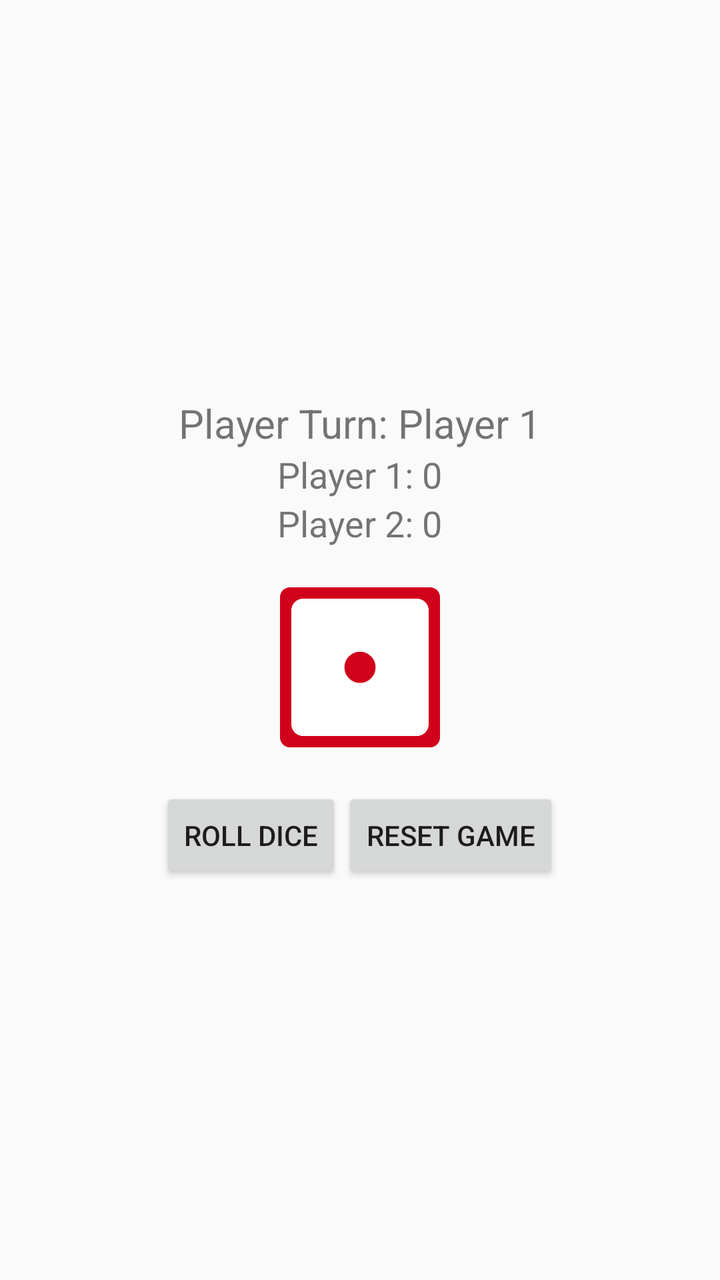
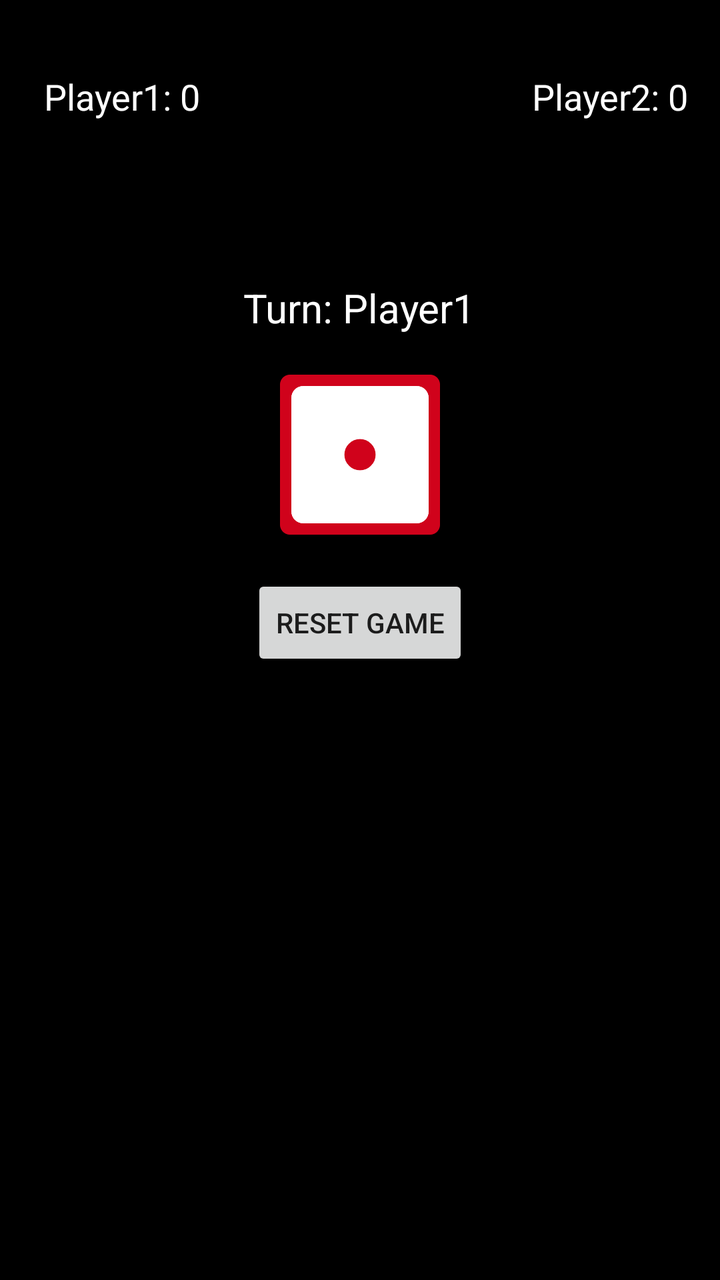

Compare the two renders of this Android layout. The source of the first and the diff that turns it into the second are given below.
<!-- AndroidManifest.xml: activity theme Theme.BoardGame -->
<!-- res/layout/activity_main.xml -->
<?xml version="1.0" encoding="utf-8"?>
<LinearLayout xmlns:android="http://schemas.android.com/apk/res/android"
    android:orientation="vertical"
    android:layout_width="match_parent"
    android:layout_height="match_parent"
    android:padding="16dp"
    android:gravity="center">
    <GridLayout
        android:id="@+id/grid"
        android:layout_width="match_parent"
        android:layout_height="wrap_content"
        android:layout_columnWeight="1"
        android:rowCount="5"
        android:columnCount="5"
        android:layout_gravity="center"/>
    <TextView
        android:id="@+id/player_turn"
        android:layout_width="wrap_content"
        android:layout_height="wrap_content"
        android:text="@string/player_turn"
        android:textSize="20sp"
        android:layout_gravity="center"/>
<TextView
    android:id="@+id/player1"
    android:layout_width="wrap_content"
    android:layout_height="wrap_content"
    android:text="@string/player_1"
    android:textSize="18sp"
    android:layout_gravity="center"
    />
    <TextView
        android:id="@+id/player2"
        android:layout_width="wrap_content"
        android:layout_height="wrap_content"
        android:text="@string/player_2"
        android:textSize="18sp"
        android:layout_gravity="center"
        />

    <ImageView
        android:id="@+id/dice_image"
        android:layout_width="80dp"
        android:layout_height="80dp"
        android:layout_marginTop="20dp"
        android:layout_marginBottom="20dp"
        android:src="@drawable/dice_one"
        android:contentDescription="@string/dice_description"
        android:layout_gravity="center"
        />

    <LinearLayout
        android:layout_width="wrap_content"
        android:layout_height="wrap_content"
        android:orientation="horizontal"
        android:layout_gravity="center"
        >
        <Button
            android:id="@+id/roll_dice"
            android:layout_width="wrap_content"
            android:layout_height="wrap_content"
            android:text="@string/roll_dice"/>
        <Button
            android:id="@+id/reset_game"
            android:layout_width="wrap_content"
            android:layout_height="wrap_content"
            android:text="@string/reset_game"/>

    </LinearLayout>

</LinearLayout>
<!-- resources referenced by this layout -->
<resources>
  <!-- drawable dice_one: png bitmap (drawable, 12349 bytes) -->
  <string name="dice_description">A dice image</string>
  <string name="player_1">Player 1: 0</string>
  <string name="player_2">Player 2: 0</string>
  <string name="player_turn">Player Turn: Player 1</string>
  <string name="reset_game">Reset Game</string>
  <string name="roll_dice">Roll Dice</string>
  <style name="Theme.BoardGame" parent="android:Theme.Material.Light.NoActionBar" />
</resources>

<!-- the commit's change to res/layout/activity_main.xml (unified diff, before → after) -->
@@ -4,37 +4,62 @@
     android:layout_width="match_parent"
     android:layout_height="match_parent"
     android:padding="16dp"
-    android:gravity="center">
-    <GridLayout
-        android:id="@+id/grid"
+    android:gravity="top"
+    android:background="@color/black">
+
+    <LinearLayout
         android:layout_width="match_parent"
         android:layout_height="wrap_content"
-        android:layout_columnWeight="1"
-        android:rowCount="5"
-        android:columnCount="5"
-        android:layout_gravity="center"/>
+        android:orientation="horizontal"
+        android:weightSum="1"
+        android:layout_marginTop="20dp"
+        android:layout_marginBottom="40dp"
+        android:paddingStart="6dp"
+        >
+        <TextView
+            android:id="@+id/player1"
+            android:layout_width="wrap_content"
+            android:layout_height="wrap_content"
+            android:text="@string/player_1"
+            android:textSize="18sp"
+            android:layout_weight="0.5"
+            android:textColor="@color/white"
+            />
+        <TextView
+            android:id="@+id/player2"
+            android:layout_width="wrap_content"
+            android:layout_height="wrap_content"
+            android:text="@string/player_2"
+            android:textSize="18sp"
+            android:layout_weight="0.5"
+            android:gravity="end"
+            android:textColor="@color/white"
+            />
+    </LinearLayout>
+    <FrameLayout
+        android:layout_width="match_parent"
+        android:layout_height="wrap_content"
+        android:layout_marginBottom="40dp">
+        <GridLayout
+            android:id="@+id/grid"
+            android:layout_width="match_parent"
+            android:layout_height="wrap_content"
+            android:layout_columnWeight="1"
+            android:rowCount="5"
+            android:columnCount="5"
+            android:layout_gravity="center"
+            android:background="@drawable/grid_border"
+            />
+    </FrameLayout>
+
     <TextView
         android:id="@+id/player_turn"
         android:layout_width="wrap_content"
         android:layout_height="wrap_content"
         android:text="@string/player_turn"
         android:textSize="20sp"
-        android:layout_gravity="center"/>
-<TextView
-    android:id="@+id/player1"
-    android:layout_width="wrap_content"
-    android:layout_height="wrap_content"
-    android:text="@string/player_1"
-    android:textSize="18sp"
-    android:layout_gravity="center"
-    />
-    <TextView
-        android:id="@+id/player2"
-        android:layout_width="wrap_content"
-        android:layout_height="wrap_content"
-        android:text="@string/player_2"
-        android:textSize="18sp"
         android:layout_gravity="center"
+        android:textColor="@color/white"
         />
 
     <ImageView
@@ -46,6 +71,8 @@
         android:src="@drawable/dice_one"
         android:contentDescription="@string/dice_description"
         android:layout_gravity="center"
+        android:clickable="true"
+        android:focusable="true"
         />
 
     <LinearLayout
@@ -55,11 +82,6 @@
         android:layout_gravity="center"
         >
         <Button
-            android:id="@+id/roll_dice"
-            android:layout_width="wrap_content"
-            android:layout_height="wrap_content"
-            android:text="@string/roll_dice"/>
-        <Button
             android:id="@+id/reset_game"
             android:layout_width="wrap_content"
             android:layout_height="wrap_content"
<!-- resource entries referenced after the edit -->
@@ -1,12 +1,19 @@
 <!-- resources referenced by this layout -->
 <resources>
+  <color name="black">#FF000000</color>
+  <color name="white">#FFFFFFFF</color>
   <!-- drawable dice_one: png bitmap (drawable, 12349 bytes) -->
+  <!-- drawable grid_border (drawable) -->
+  <shape xmlns:android="http://schemas.android.com/apk/res/android"
+      android:shape="rectangle">
+      <stroke android:width="2dp" android:color="#4287f5"/>
+      <corners android:radius="12dp"/>
+  </shape>
   <string name="dice_description">A dice image</string>
-  <string name="player_1">Player 1: 0</string>
-  <string name="player_2">Player 2: 0</string>
-  <string name="player_turn">Player Turn: Player 1</string>
+  <string name="player_1">Player1: 0</string>
+  <string name="player_2">Player2: 0</string>
+  <string name="player_turn" tools:ignore="Typos">Turn: Player1</string>
   <string name="reset_game">Reset Game</string>
-  <string name="roll_dice">Roll Dice</string>
   <style name="Theme.BoardGame" parent="android:Theme.Material.Light.NoActionBar" />
 </resources>
 
